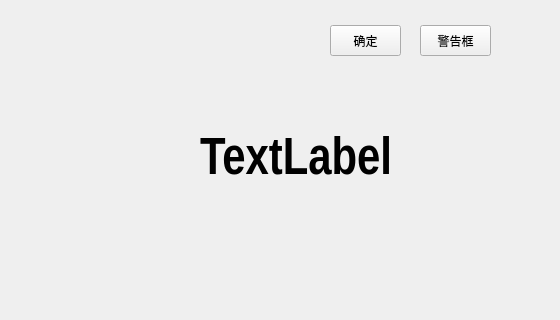
luluelue/pyqt_exec1, file test1.ui: the form before one commit; both pictures show x 0 to 560 and y 255 to 575 of the 1011 by 670 pixel window.
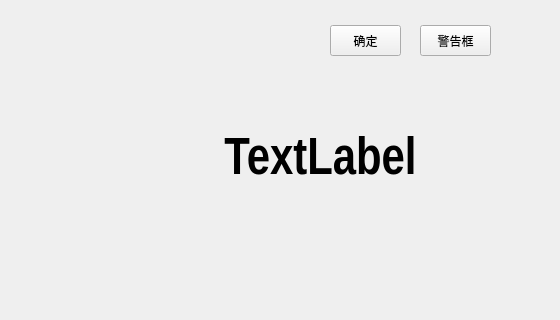
The form after the commit.

Patch:
```diff
--- a/test1.ui
+++ b/test1.ui
@@ -104,12 +104,21 @@
      <bold>true</bold>
     </font>
    </property>
+   <property name="acceptDrops">
+    <bool>false</bool>
+   </property>
+   <property name="layoutDirection">
+    <enum>Qt::LeftToRight</enum>
+   </property>
    <property name="text">
     <string>TextLabel</string>
    </property>
    <property name="textFormat">
     <enum>Qt::PlainText</enum>
    </property>
+   <property name="alignment">
+    <set>Qt::AlignCenter</set>
+   </property>
    <property name="margin">
     <number>-1</number>
    </property>
```
